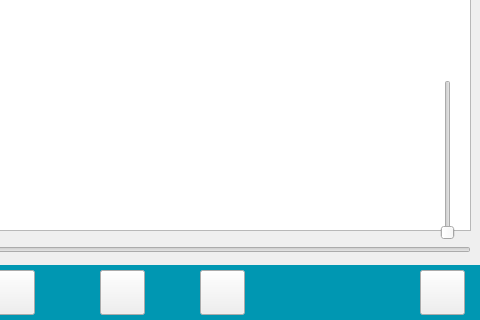
Above: InterfaceEleve/interfaceaudio.ui from Sam-Depardieu/Labo-de-langue before the change; both pictures show x 320 to 800 and y 160 to 480 of the 800 by 480 pixel window. Below: the same form after it.
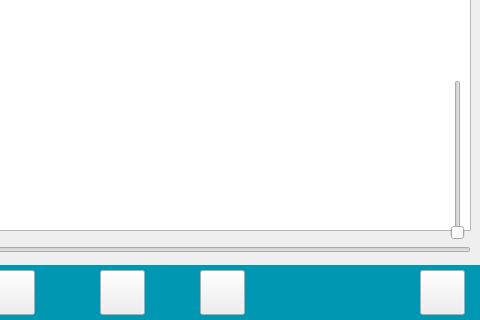
That is the form after the change.

Diff of the .ui file:
```diff
--- a/InterfaceEleve/interfaceaudio.ui
+++ b/InterfaceEleve/interfaceaudio.ui
@@ -135,7 +135,7 @@
   <widget class="QSlider" name="verticalSlider_sonVideo">
    <property name="geometry">
     <rect>
-     <x>760</x>
+     <x>770</x>
      <y>240</y>
      <width>16</width>
      <height>160</height>
```
Left out of the diff: 4 changed lines with no effect on the pictures.
